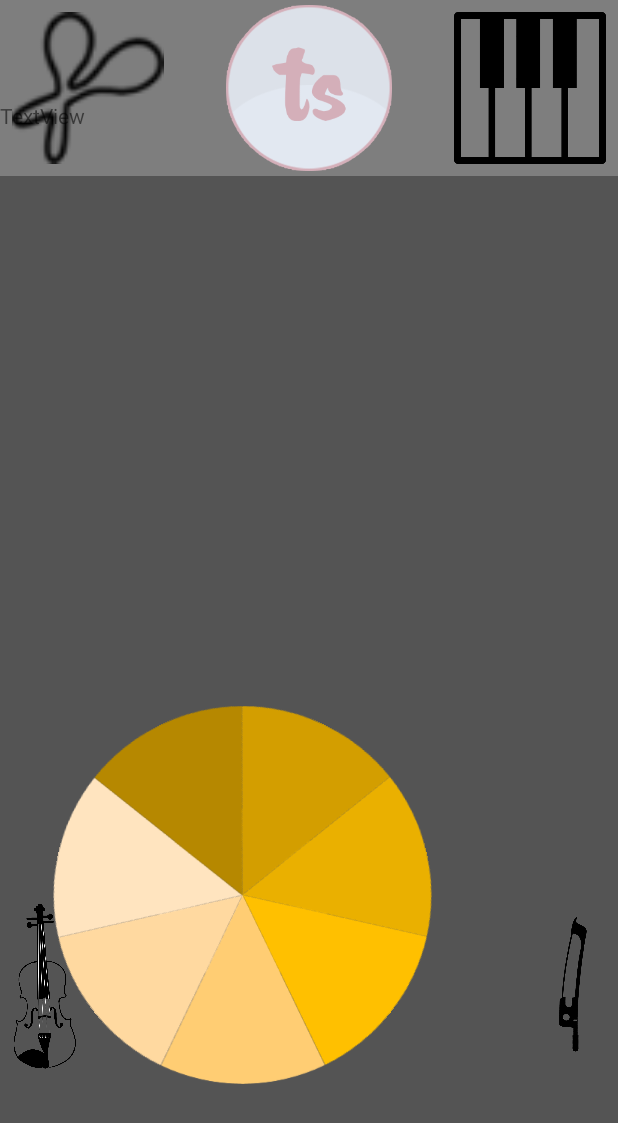
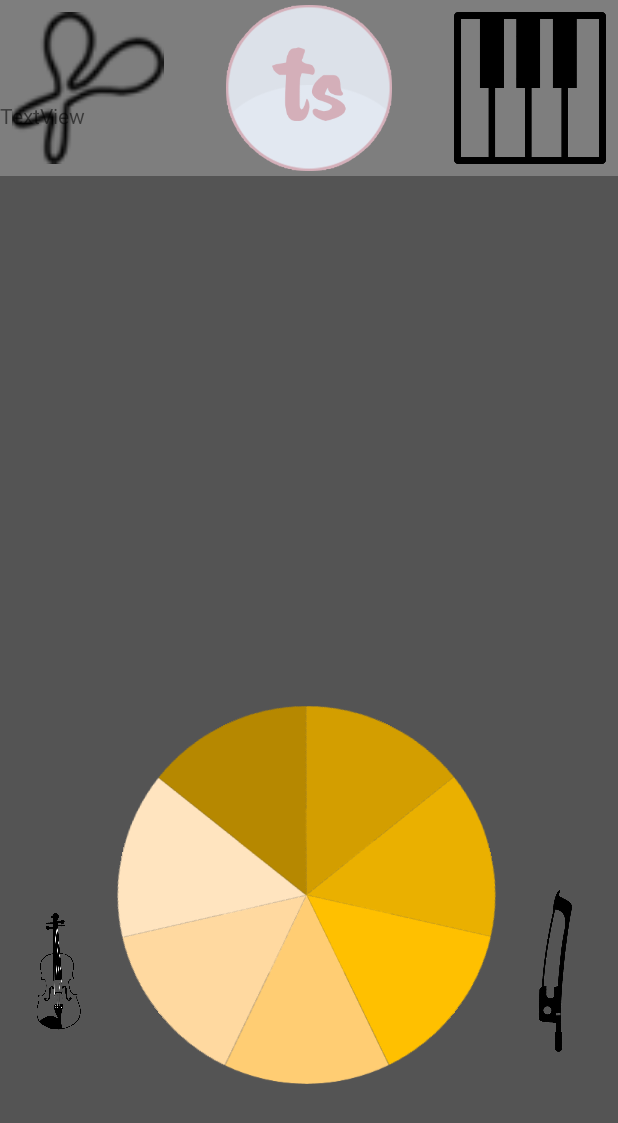
Before and after one commit to shuansiang/cs4347project, an Android app: the VSDActivity screen opened directly, with no data from a screen before it, on a phone screen of 412 x 824 dp. Shown: the top 1123 px of the screen. Run offline under Robolectric (Android 15) with nearby library versions, the phone set to English and light mode, and no system bars; pictures from the network do not load.

Commit message:
Fixed violin indicator positions

```diff
--- a/app/src/main/res/layout/activity_vsd.xml
+++ b/app/src/main/res/layout/activity_vsd.xml
@@ -1,69 +1,70 @@
 <?xml version="1.0" encoding="utf-8"?>
 <RelativeLayout xmlns:android="http://schemas.android.com/apk/res/android"
     xmlns:app="http://schemas.android.com/apk/res-auto"
+    xmlns:opencv="http://schemas.android.com/apk/res-auto"
     xmlns:tools="http://schemas.android.com/tools"
-                xmlns:opencv="http://schemas.android.com/apk/res-auto"
     android:id="@+id/activity_main2"
     android:layout_width="match_parent"
     android:layout_height="match_parent"
 
     android:background="#545454"
     tools:context="com.tetrastudio.VSDActivity">
+
     <org.opencv.android.JavaCameraView
+        android:id="@+id/cameraView"
         android:layout_width="fill_parent"
         android:layout_height="fill_parent"
-        android:id="@+id/cameraView"
-        opencv:show_fps="true"
         opencv:camera_id="any"
-        />
+        opencv:show_fps="true" />
+
     <FrameLayout
         android:layout_width="match_parent"
         android:layout_height="match_parent">
 
         <LinearLayout
-            android:orientation="vertical"
             android:layout_width="match_parent"
-            android:layout_height="match_parent">
+            android:layout_height="match_parent"
+            android:orientation="vertical">
 
             <LinearLayout
-                android:orientation="horizontal"
                 android:layout_width="match_parent"
                 android:layout_height="0dp"
-                android:layout_weight="1">
+                android:layout_weight="1"
+                android:orientation="horizontal">
 
                 <ImageButton
+                    android:id="@+id/shakerbutton"
                     android:layout_width="0dp"
                     android:layout_height="match_parent"
-                    android:scaleType="fitCenter"
-                    app:srcCompat="@drawable/shaker"
+                    android:layout_weight="1"
                     android:background="#7e7e7e"
                     android:paddingBottom="8dp"
+                    android:paddingRight="20dp"
                     android:paddingTop="8dp"
-                    android:paddingRight="20dp"
-                    android:id="@+id/shakerbutton"
-                    android:layout_weight="1" />
+                    android:scaleType="fitCenter"
+                    app:srcCompat="@drawable/shaker" />
 
                 <ImageButton
+                    android:id="@+id/logo"
                     android:layout_width="0dp"
                     android:layout_height="match_parent"
+                    android:layout_weight="1"
+                    android:background="#7e7e7e"
+                    android:padding="3dp"
                     android:scaleType="fitCenter"
-                    android:padding="3dp"
-                    app:srcCompat="@drawable/logo"
-                    android:background="#7e7e7e"
-                    android:layout_weight="1"
-                    android:id="@+id/logo" />
+                    app:srcCompat="@drawable/logo" />
 
                 <ImageButton
+                    android:id="@+id/pianobutton"
                     android:layout_width="0dp"
                     android:layout_height="match_parent"
+                    android:layout_weight="1"
                     android:background="#7e7e7e"
+                    android:paddingBottom="8dp"
+                    android:paddingLeft="20dp"
+                    android:paddingTop="8dp"
                     android:scaleType="fitCenter"
-                    android:paddingBottom="8dp"
-                    android:paddingTop="8dp"
-                    android:paddingLeft="20dp"
-                    app:srcCompat="@drawable/pianoicon"
-                    android:id="@+id/pianobutton"
-                    android:layout_weight="1" />
+                    app:srcCompat="@drawable/pianoicon" />
 
 
             </LinearLayout>
@@ -82,121 +83,124 @@
 
                 android:layout_weight="3">
 
+                <LinearLayout
+                    android:layout_width="match_parent"
+                    android:layout_height="match_parent"
+                    android:orientation="horizontal">
+
+
+                    <ImageView
+                        android:id="@+id/violin"
+                        android:layout_width="130dp"
+                        android:layout_height="match_parent"
+                        android:rotation="-90"
+                        android:scaleType="centerInside"
+                        android:layout_weight="1"
+                        app:srcCompat="@drawable/violin" />
 
                     <RelativeLayout
                         android:layout_width="match_parent"
                         android:layout_height="match_parent"
-                    android:paddingLeft="35dp"
-                    >
+                        android:layout_weight="3">
 
                         <ImageButton
+                            android:id="@+id/violin_c"
                             android:layout_width="wrap_content"
                             android:layout_height="wrap_content"
-                        app:srcCompat="@drawable/onepie"
                             android:background="@null"
+                            android:rotation="-0.1"
                             android:scaleType="fitCenter"
-                        android:rotation="-0.1"
-                        android:id="@+id/violin_c"
-                        android:tint="#ffcd73" />
+                            android:tint="#ffcd73"
+                            app:srcCompat="@drawable/onepie" />
 
                         <ImageButton
+                            android:id="@+id/violin_d"
                             android:layout_width="wrap_content"
                             android:layout_height="wrap_content"
-                        app:srcCompat="@drawable/onepie"
                             android:background="@null"
+                            android:rotation="51.4"
                             android:scaleType="fitCenter"
-                        android:rotation="51.4"
-                        android:id="@+id/violin_d"
-                        android:tint="#ffd9a0" />
+                            android:tint="#ffd9a0"
+                            app:srcCompat="@drawable/onepie" />
+
                         <ImageButton
+                            android:id="@+id/violin_e"
                             android:layout_width="wrap_content"
                             android:layout_height="wrap_content"
-                        app:srcCompat="@drawable/onepie"
                             android:background="@null"
+                            android:rotation="102.8"
                             android:scaleType="fitCenter"
-                        android:rotation="102.8"
-                        android:id="@+id/violin_e"
-                        android:tint="#ffe4bf" />
+                            android:tint="#ffe4bf"
+                            app:srcCompat="@drawable/onepie" />
 
                         <ImageButton
+                            android:id="@+id/violin_f"
                             android:layout_width="wrap_content"
                             android:layout_height="wrap_content"
-                        app:srcCompat="@drawable/onepie"
                             android:background="@null"
+                            android:rotation="154.2"
                             android:scaleType="fitCenter"
-                        android:rotation="154.2"
-                        android:id="@+id/violin_f"
-                        android:tint="#b68800" />
+                            android:tint="#b68800"
+                            app:srcCompat="@drawable/onepie" />
 
                         <ImageButton
+                            android:id="@+id/violin_g"
                             android:layout_width="wrap_content"
                             android:layout_height="wrap_content"
-                        app:srcCompat="@drawable/onepie"
                             android:background="@null"
+                            android:rotation="205.6"
                             android:scaleType="fitCenter"
-                        android:rotation="205.6"
-                        android:id="@+id/violin_g"
-                        android:tint="#d39e00" />
+                            android:tint="#d39e00"
+                            app:srcCompat="@drawable/onepie" />
 
                         <ImageButton
+                            android:id="@+id/violin_a"
                             android:layout_width="wrap_content"
                             android:layout_height="wrap_content"
-                        app:srcCompat="@drawable/onepie"
                             android:background="@null"
+                            android:rotation="257"
                             android:scaleType="fitCenter"
-                        android:rotation="257"
-                        android:id="@+id/violin_a"
-                        android:tint="#eab000" />
+                            android:tint="#eab000"
+                            app:srcCompat="@drawable/onepie" />
 
                         <ImageButton
+                            android:id="@+id/violin_b"
                             android:layout_width="wrap_content"
                             android:layout_height="wrap_content"
-                        app:srcCompat="@drawable/onepie"
                             android:background="@null"
+                            android:rotation="308.4"
                             android:scaleType="fitCenter"
-                        android:rotation="308.4"
-                        android:id="@+id/violin_b"
-                        android:tint="#ffc000" />
+                            android:tint="#ffc000"
+                            app:srcCompat="@drawable/onepie" />
 
 
                     </RelativeLayout>
 
-
-
                     <ImageView
-                    android:layout_width="130dp"
-                    android:rotation="45"
-                    android:layout_height="match_parent"
-                    app:srcCompat="@drawable/violinbow"
-                    android:layout_alignParentRight="true"
-                    android:scaleType="centerInside"
-                    android:paddingLeft="65dp"
-                    android:paddingBottom="40dp"
-                    android:id="@+id/violinbow" />
-
-                <ImageView
+                        android:id="@+id/violinbow"
                         android:layout_width="130dp"
                         android:layout_height="match_parent"
-                    android:rotation="-90"
-                    app:srcCompat="@drawable/violin"
+                        android:layout_alignParentRight="true"
+                        android:rotation="45"
                         android:scaleType="centerInside"
-                    android:paddingBottom="70dp"
-                    android:paddingRight="20dp"
-                    android:id="@+id/violin" />
+                        app:srcCompat="@drawable/violinbow"
+                        android:layout_weight="1"/>
 
+                </LinearLayout>
 
             </RelativeLayout>
 
 
         </LinearLayout>
     </FrameLayout>
+
     <TextView
-        android:text="TextView"
+        android:id="@+id/debugGrav"
         android:layout_width="wrap_content"
         android:layout_height="wrap_content"
+        android:layout_alignParentStart="true"
         android:layout_alignParentTop="true"
-        android:layout_alignParentStart="true"
         android:layout_marginTop="67dp"
-        android:id="@+id/debugGrav"/>
+        android:text="TextView" />
 
 </RelativeLayout>
```
Lines whose indentation alone changed are shown as unchanged.
